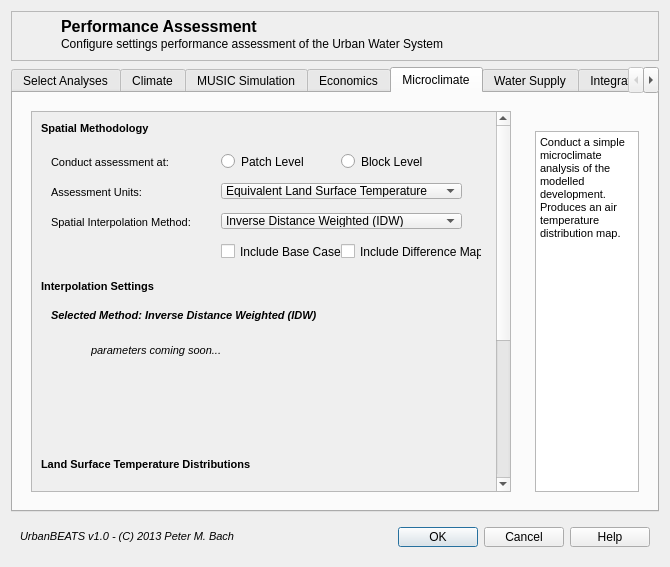
Old version of the form md_perfassessgui.ui in the repository petermbach/urbanbeats-legacy.
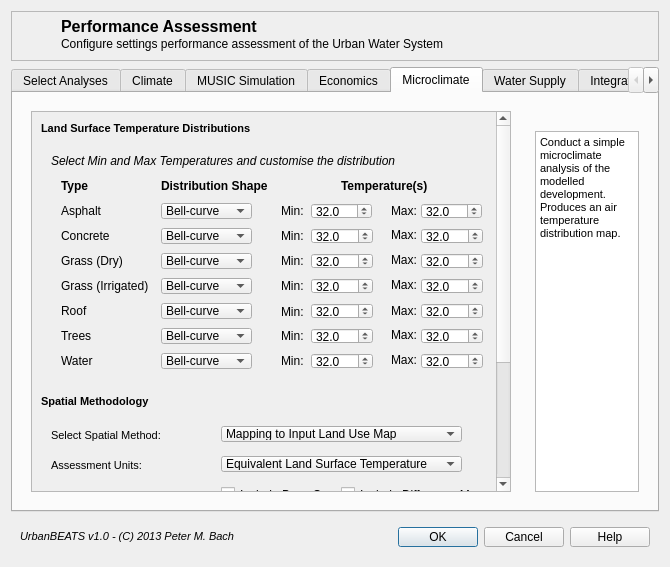
New version of the form. The open tabs and pages were chosen to show the change. Icons and pictures are not drawn.

Commit message: Minor changes to performance assessment GUI started.

```diff
--- a/md_perfassessgui.ui
+++ b/md_perfassessgui.ui
@@ -3591,277 +3591,10 @@
                <x>0</x>
                <y>0</y>
                <width>463</width>
-               <height>621</height>
+               <height>563</height>
               </rect>
              </property>
              <layout class="QVBoxLayout" name="verticalLayout_13">
-              <item>
-               <widget class="QLabel" name="mc_assess_title">
-                <property name="minimumSize">
-                 <size>
-                  <width>445</width>
-                  <height>16</height>
-                 </size>
-                </property>
-                <property name="maximumSize">
-                 <size>
-                  <width>16777215</width>
-                  <height>16</height>
-                 </size>
-                </property>
-                <property name="text">
-                 <string>&lt;!DOCTYPE HTML PUBLIC &quot;-//W3C//DTD HTML 4.0//EN&quot; &quot;http://www.w3.org/TR/REC-html40/strict.dtd&quot;&gt;
-&lt;html&gt;&lt;head&gt;&lt;meta name=&quot;qrichtext&quot; content=&quot;1&quot; /&gt;&lt;style type=&quot;text/css&quot;&gt;
-p, li { white-space: pre-wrap; }
-&lt;/style&gt;&lt;/head&gt;&lt;body style=&quot; font-family:'MS Shell Dlg 2'; font-size:8pt; font-weight:400; font-style:normal;&quot;&gt;
-&lt;p style=&quot; margin-top:0px; margin-bottom:0px; margin-left:0px; margin-right:0px; -qt-block-indent:0; text-indent:0px;&quot;&gt;&lt;span style=&quot; font-weight:600;&quot;&gt;Spatial Methodology&lt;/span&gt;&lt;/p&gt;&lt;/body&gt;&lt;/html&gt;</string>
-                </property>
-               </widget>
-              </item>
-              <item>
-               <widget class="QWidget" name="mc_assess_widget" native="true">
-                <property name="minimumSize">
-                 <size>
-                  <width>0</width>
-                  <height>130</height>
-                 </size>
-                </property>
-                <widget class="QLabel" name="mc_assesslvl_lbl">
-                 <property name="geometry">
-                  <rect>
-                   <x>10</x>
-                   <y>10</y>
-                   <width>141</width>
-                   <height>20</height>
-                  </rect>
-                 </property>
-                 <property name="text">
-                  <string>&lt;!DOCTYPE HTML PUBLIC &quot;-//W3C//DTD HTML 4.0//EN&quot; &quot;http://www.w3.org/TR/REC-html40/strict.dtd&quot;&gt;
-&lt;html&gt;&lt;head&gt;&lt;meta name=&quot;qrichtext&quot; content=&quot;1&quot; /&gt;&lt;style type=&quot;text/css&quot;&gt;
-p, li { white-space: pre-wrap; }
-&lt;/style&gt;&lt;/head&gt;&lt;body style=&quot; font-family:'MS Shell Dlg 2'; font-size:8pt; font-weight:400; font-style:normal;&quot;&gt;
-&lt;p style=&quot; margin-top:0px; margin-bottom:0px; margin-left:0px; margin-right:0px; -qt-block-indent:0; text-indent:0px;&quot;&gt;Conduct assessment at:&lt;/p&gt;&lt;/body&gt;&lt;/html&gt;</string>
-                 </property>
-                </widget>
-                <widget class="QRadioButton" name="mc_assesslvl_patch">
-                 <property name="geometry">
-                  <rect>
-                   <x>180</x>
-                   <y>10</y>
-                   <width>91</width>
-                   <height>17</height>
-                  </rect>
-                 </property>
-                 <property name="text">
-                  <string>Patch Level</string>
-                 </property>
-                </widget>
-                <widget class="QRadioButton" name="mc_assesslvl_block">
-                 <property name="geometry">
-                  <rect>
-                   <x>300</x>
-                   <y>10</y>
-                   <width>82</width>
-                   <height>17</height>
-                  </rect>
-                 </property>
-                 <property name="text">
-                  <string>Block Level</string>
-                 </property>
-                </widget>
-                <widget class="QLabel" name="mc_assessinterp_lbl">
-                 <property name="geometry">
-                  <rect>
-                   <x>10</x>
-                   <y>70</y>
-                   <width>171</width>
-                   <height>20</height>
-                  </rect>
-                 </property>
-                 <property name="text">
-                  <string>&lt;!DOCTYPE HTML PUBLIC &quot;-//W3C//DTD HTML 4.0//EN&quot; &quot;http://www.w3.org/TR/REC-html40/strict.dtd&quot;&gt;
-&lt;html&gt;&lt;head&gt;&lt;meta name=&quot;qrichtext&quot; content=&quot;1&quot; /&gt;&lt;style type=&quot;text/css&quot;&gt;
-p, li { white-space: pre-wrap; }
-&lt;/style&gt;&lt;/head&gt;&lt;body style=&quot; font-family:'MS Shell Dlg 2'; font-size:8pt; font-weight:400; font-style:normal;&quot;&gt;
-&lt;p style=&quot; margin-top:0px; margin-bottom:0px; margin-left:0px; margin-right:0px; -qt-block-indent:0; text-indent:0px;&quot;&gt;Spatial Interpolation Method:&lt;/p&gt;&lt;/body&gt;&lt;/html&gt;</string>
-                 </property>
-                </widget>
-                <widget class="QComboBox" name="mc_assessinterp_combo">
-                 <property name="geometry">
-                  <rect>
-                   <x>180</x>
-                   <y>70</y>
-                   <width>241</width>
-                   <height>16</height>
-                  </rect>
-                 </property>
-                 <item>
-                  <property name="text">
-                   <string>Inverse Distance Weighted (IDW)</string>
-                  </property>
-                 </item>
-                 <item>
-                  <property name="text">
-                   <string>Kriging</string>
-                  </property>
-                 </item>
-                </widget>
-                <widget class="QCheckBox" name="mc_assessbase_check">
-                 <property name="geometry">
-                  <rect>
-                   <x>180</x>
-                   <y>100</y>
-                   <width>121</width>
-                   <height>17</height>
-                  </rect>
-                 </property>
-                 <property name="text">
-                  <string>Include Base Case</string>
-                 </property>
-                </widget>
-                <widget class="QCheckBox" name="mc_assessdiff_check">
-                 <property name="geometry">
-                  <rect>
-                   <x>300</x>
-                   <y>100</y>
-                   <width>141</width>
-                   <height>17</height>
-                  </rect>
-                 </property>
-                 <property name="text">
-                  <string>Include Difference Map</string>
-                 </property>
-                </widget>
-                <widget class="QComboBox" name="mc_assessunits_combo">
-                 <property name="geometry">
-                  <rect>
-                   <x>180</x>
-                   <y>40</y>
-                   <width>241</width>
-                   <height>16</height>
-                  </rect>
-                 </property>
-                 <item>
-                  <property name="text">
-                   <string>Equivalent Land Surface Temperature</string>
-                  </property>
-                 </item>
-                 <item>
-                  <property name="text">
-                   <string>Likely Thermal Comfort Index</string>
-                  </property>
-                 </item>
-                </widget>
-                <widget class="QLabel" name="mc_assessunits_lbl">
-                 <property name="geometry">
-                  <rect>
-                   <x>10</x>
-                   <y>40</y>
-                   <width>171</width>
-                   <height>20</height>
-                  </rect>
-                 </property>
-                 <property name="text">
-                  <string>&lt;!DOCTYPE HTML PUBLIC &quot;-//W3C//DTD HTML 4.0//EN&quot; &quot;http://www.w3.org/TR/REC-html40/strict.dtd&quot;&gt;
-&lt;html&gt;&lt;head&gt;&lt;meta name=&quot;qrichtext&quot; content=&quot;1&quot; /&gt;&lt;style type=&quot;text/css&quot;&gt;
-p, li { white-space: pre-wrap; }
-&lt;/style&gt;&lt;/head&gt;&lt;body style=&quot; font-family:'MS Shell Dlg 2'; font-size:8pt; font-weight:400; font-style:normal;&quot;&gt;
-&lt;p style=&quot; margin-top:0px; margin-bottom:0px; margin-left:0px; margin-right:0px; -qt-block-indent:0; text-indent:0px;&quot;&gt;Assessment Units:&lt;/p&gt;&lt;/body&gt;&lt;/html&gt;</string>
-                 </property>
-                </widget>
-               </widget>
-              </item>
-              <item>
-               <widget class="QLabel" name="interp_title">
-                <property name="minimumSize">
-                 <size>
-                  <width>445</width>
-                  <height>16</height>
-                 </size>
-                </property>
-                <property name="maximumSize">
-                 <size>
-                  <width>16777215</width>
-                  <height>16</height>
-                 </size>
-                </property>
-                <property name="text">
-                 <string>&lt;!DOCTYPE HTML PUBLIC &quot;-//W3C//DTD HTML 4.0//EN&quot; &quot;http://www.w3.org/TR/REC-html40/strict.dtd&quot;&gt;
-&lt;html&gt;&lt;head&gt;&lt;meta name=&quot;qrichtext&quot; content=&quot;1&quot; /&gt;&lt;style type=&quot;text/css&quot;&gt;
-p, li { white-space: pre-wrap; }
-&lt;/style&gt;&lt;/head&gt;&lt;body style=&quot; font-family:'MS Shell Dlg 2'; font-size:8pt; font-weight:400; font-style:normal;&quot;&gt;
-&lt;p style=&quot; margin-top:0px; margin-bottom:0px; margin-left:0px; margin-right:0px; -qt-block-indent:0; text-indent:0px;&quot;&gt;&lt;span style=&quot; font-weight:600;&quot;&gt;Interpolation Settings&lt;/span&gt;&lt;/p&gt;&lt;/body&gt;&lt;/html&gt;</string>
-                </property>
-               </widget>
-              </item>
-              <item>
-               <widget class="QStackedWidget" name="interp_widget">
-                <property name="minimumSize">
-                 <size>
-                  <width>0</width>
-                  <height>150</height>
-                 </size>
-                </property>
-                <property name="currentIndex">
-                 <number>1</number>
-                </property>
-                <widget class="QWidget" name="page">
-                 <widget class="QLabel" name="idw_title">
-                  <property name="geometry">
-                   <rect>
-                    <x>10</x>
-                    <y>5</y>
-                    <width>321</width>
-                    <height>20</height>
-                   </rect>
-                  </property>
-                  <property name="text">
-                   <string>&lt;!DOCTYPE HTML PUBLIC &quot;-//W3C//DTD HTML 4.0//EN&quot; &quot;http://www.w3.org/TR/REC-html40/strict.dtd&quot;&gt;
-&lt;html&gt;&lt;head&gt;&lt;meta name=&quot;qrichtext&quot; content=&quot;1&quot; /&gt;&lt;style type=&quot;text/css&quot;&gt;
-p, li { white-space: pre-wrap; }
-&lt;/style&gt;&lt;/head&gt;&lt;body style=&quot; font-family:'MS Shell Dlg 2'; font-size:8pt; font-weight:400; font-style:normal;&quot;&gt;
-&lt;p style=&quot; margin-top:0px; margin-bottom:0px; margin-left:0px; margin-right:0px; -qt-block-indent:0; text-indent:0px;&quot;&gt;&lt;span style=&quot; font-weight:600; font-style:italic;&quot;&gt;Selected Method: Inverse Distance Weighted (IDW)&lt;/span&gt;&lt;/p&gt;&lt;/body&gt;&lt;/html&gt;</string>
-                  </property>
-                 </widget>
-                 <widget class="QLabel" name="comingsoon_11">
-                  <property name="geometry">
-                   <rect>
-                    <x>50</x>
-                    <y>40</y>
-                    <width>181</width>
-                    <height>20</height>
-                   </rect>
-                  </property>
-                  <property name="text">
-                   <string>&lt;!DOCTYPE HTML PUBLIC &quot;-//W3C//DTD HTML 4.0//EN&quot; &quot;http://www.w3.org/TR/REC-html40/strict.dtd&quot;&gt;
-&lt;html&gt;&lt;head&gt;&lt;meta name=&quot;qrichtext&quot; content=&quot;1&quot; /&gt;&lt;style type=&quot;text/css&quot;&gt;
-p, li { white-space: pre-wrap; }
-&lt;/style&gt;&lt;/head&gt;&lt;body style=&quot; font-family:'MS Shell Dlg 2'; font-size:8pt; font-weight:400; font-style:normal;&quot;&gt;
-&lt;p style=&quot; margin-top:0px; margin-bottom:0px; margin-left:0px; margin-right:0px; -qt-block-indent:0; text-indent:0px;&quot;&gt;&lt;span style=&quot; font-style:italic;&quot;&gt;parameters coming soon...&lt;/span&gt;&lt;/p&gt;&lt;/body&gt;&lt;/html&gt;</string>
-                  </property>
-                 </widget>
-                </widget>
-                <widget class="QWidget" name="page_2">
-                 <widget class="QLabel" name="krig_title">
-                  <property name="geometry">
-                   <rect>
-                    <x>10</x>
-                    <y>5</y>
-                    <width>241</width>
-                    <height>20</height>
-                   </rect>
-                  </property>
-                  <property name="text">
-                   <string>&lt;!DOCTYPE HTML PUBLIC &quot;-//W3C//DTD HTML 4.0//EN&quot; &quot;http://www.w3.org/TR/REC-html40/strict.dtd&quot;&gt;
-&lt;html&gt;&lt;head&gt;&lt;meta name=&quot;qrichtext&quot; content=&quot;1&quot; /&gt;&lt;style type=&quot;text/css&quot;&gt;
-p, li { white-space: pre-wrap; }
-&lt;/style&gt;&lt;/head&gt;&lt;body style=&quot; font-family:'MS Shell Dlg 2'; font-size:8pt; font-weight:400; font-style:normal;&quot;&gt;
-&lt;p style=&quot; margin-top:0px; margin-bottom:0px; margin-left:0px; margin-right:0px; -qt-block-indent:0; text-indent:0px;&quot;&gt;&lt;span style=&quot; font-weight:600; font-style:italic;&quot;&gt;Selected Method: Kriging&lt;/span&gt;&lt;/p&gt;&lt;/body&gt;&lt;/html&gt;</string>
-                  </property>
-                 </widget>
-                </widget>
-               </widget>
-              </item>
               <item>
                <widget class="QLabel" name="lst_title">
                 <property name="minimumSize">
@@ -4661,6 +4394,232 @@
                 </widget>
                </widget>
               </item>
+              <item>
+               <widget class="QLabel" name="mc_assess_title">
+                <property name="minimumSize">
+                 <size>
+                  <width>445</width>
+                  <height>16</height>
+                 </size>
+                </property>
+                <property name="maximumSize">
+                 <size>
+                  <width>16777215</width>
+                  <height>16</height>
+                 </size>
+                </property>
+                <property name="text">
+                 <string>&lt;!DOCTYPE HTML PUBLIC &quot;-//W3C//DTD HTML 4.0//EN&quot; &quot;http://www.w3.org/TR/REC-html40/strict.dtd&quot;&gt;
+&lt;html&gt;&lt;head&gt;&lt;meta name=&quot;qrichtext&quot; content=&quot;1&quot; /&gt;&lt;style type=&quot;text/css&quot;&gt;
+p, li { white-space: pre-wrap; }
+&lt;/style&gt;&lt;/head&gt;&lt;body style=&quot; font-family:'MS Shell Dlg 2'; font-size:8pt; font-weight:400; font-style:normal;&quot;&gt;
+&lt;p style=&quot; margin-top:0px; margin-bottom:0px; margin-left:0px; margin-right:0px; -qt-block-indent:0; text-indent:0px;&quot;&gt;&lt;span style=&quot; font-weight:600;&quot;&gt;Spatial Methodology&lt;/span&gt;&lt;/p&gt;&lt;/body&gt;&lt;/html&gt;</string>
+                </property>
+               </widget>
+              </item>
+              <item>
+               <widget class="QWidget" name="mc_assess_widget" native="true">
+                <property name="minimumSize">
+                 <size>
+                  <width>0</width>
+                  <height>250</height>
+                 </size>
+                </property>
+                <widget class="QLabel" name="mc_assessinterp_lbl">
+                 <property name="geometry">
+                  <rect>
+                   <x>10</x>
+                   <y>10</y>
+                   <width>171</width>
+                   <height>20</height>
+                  </rect>
+                 </property>
+                 <property name="text">
+                  <string>&lt;!DOCTYPE HTML PUBLIC &quot;-//W3C//DTD HTML 4.0//EN&quot; &quot;http://www.w3.org/TR/REC-html40/strict.dtd&quot;&gt;
+&lt;html&gt;&lt;head&gt;&lt;meta name=&quot;qrichtext&quot; content=&quot;1&quot; /&gt;&lt;style type=&quot;text/css&quot;&gt;
+p, li { white-space: pre-wrap; }
+&lt;/style&gt;&lt;/head&gt;&lt;body style=&quot; font-family:'MS Shell Dlg 2'; font-size:8pt; font-weight:400; font-style:normal;&quot;&gt;
+&lt;p style=&quot; margin-top:0px; margin-bottom:0px; margin-left:0px; margin-right:0px; -qt-block-indent:0; text-indent:0px;&quot;&gt;Select Spatial Method:&lt;/p&gt;&lt;/body&gt;&lt;/html&gt;</string>
+                 </property>
+                </widget>
+                <widget class="QComboBox" name="mc_assessinterp_combo">
+                 <property name="geometry">
+                  <rect>
+                   <x>180</x>
+                   <y>10</y>
+                   <width>241</width>
+                   <height>16</height>
+                  </rect>
+                 </property>
+                 <item>
+                  <property name="text">
+                   <string>Mapping to Input Land Use Map</string>
+                  </property>
+                 </item>
+                 <item>
+                  <property name="text">
+                   <string>Inverse Distance-weighted Interpolation</string>
+                  </property>
+                 </item>
+                </widget>
+                <widget class="QCheckBox" name="mc_assessbase_check">
+                 <property name="geometry">
+                  <rect>
+                   <x>180</x>
+                   <y>70</y>
+                   <width>121</width>
+                   <height>17</height>
+                  </rect>
+                 </property>
+                 <property name="text">
+                  <string>Include Base Case</string>
+                 </property>
+                </widget>
+                <widget class="QCheckBox" name="mc_assessdiff_check">
+                 <property name="geometry">
+                  <rect>
+                   <x>300</x>
+                   <y>70</y>
+                   <width>141</width>
+                   <height>17</height>
+                  </rect>
+                 </property>
+                 <property name="text">
+                  <string>Include Difference Map</string>
+                 </property>
+                </widget>
+                <widget class="QComboBox" name="mc_assessunits_combo">
+                 <property name="geometry">
+                  <rect>
+                   <x>180</x>
+                   <y>40</y>
+                   <width>241</width>
+                   <height>16</height>
+                  </rect>
+                 </property>
+                 <item>
+                  <property name="text">
+                   <string>Equivalent Land Surface Temperature</string>
+                  </property>
+                 </item>
+                 <item>
+                  <property name="text">
+                   <string>Likely Thermal Comfort Index</string>
+                  </property>
+                 </item>
+                </widget>
+                <widget class="QLabel" name="mc_assessunits_lbl">
+                 <property name="geometry">
+                  <rect>
+                   <x>10</x>
+                   <y>40</y>
+                   <width>171</width>
+                   <height>20</height>
+                  </rect>
+                 </property>
+                 <property name="text">
+                  <string>&lt;!DOCTYPE HTML PUBLIC &quot;-//W3C//DTD HTML 4.0//EN&quot; &quot;http://www.w3.org/TR/REC-html40/strict.dtd&quot;&gt;
+&lt;html&gt;&lt;head&gt;&lt;meta name=&quot;qrichtext&quot; content=&quot;1&quot; /&gt;&lt;style type=&quot;text/css&quot;&gt;
+p, li { white-space: pre-wrap; }
+&lt;/style&gt;&lt;/head&gt;&lt;body style=&quot; font-family:'MS Shell Dlg 2'; font-size:8pt; font-weight:400; font-style:normal;&quot;&gt;
+&lt;p style=&quot; margin-top:0px; margin-bottom:0px; margin-left:0px; margin-right:0px; -qt-block-indent:0; text-indent:0px;&quot;&gt;Assessment Units:&lt;/p&gt;&lt;/body&gt;&lt;/html&gt;</string>
+                 </property>
+                </widget>
+                <widget class="QRadioButton" name="mc_assesslvl_block">
+                 <property name="geometry">
+                  <rect>
+                   <x>300</x>
+                   <y>100</y>
+                   <width>82</width>
+                   <height>17</height>
+                  </rect>
+                 </property>
+                 <property name="text">
+                  <string>Block Level</string>
+                 </property>
+                </widget>
+                <widget class="QRadioButton" name="mc_assesslvl_patch">
+                 <property name="geometry">
+                  <rect>
+                   <x>180</x>
+                   <y>100</y>
+                   <width>91</width>
+                   <height>17</height>
+                  </rect>
+                 </property>
+                 <property name="text">
+                  <string>Patch Level</string>
+                 </property>
+                </widget>
+                <widget class="QLabel" name="mc_assesslvl_lbl">
+                 <property name="geometry">
+                  <rect>
+                   <x>10</x>
+                   <y>100</y>
+                   <width>141</width>
+                   <height>20</height>
+                  </rect>
+                 </property>
+                 <property name="text">
+                  <string>&lt;!DOCTYPE HTML PUBLIC &quot;-//W3C//DTD HTML 4.0//EN&quot; &quot;http://www.w3.org/TR/REC-html40/strict.dtd&quot;&gt;
+&lt;html&gt;&lt;head&gt;&lt;meta name=&quot;qrichtext&quot; content=&quot;1&quot; /&gt;&lt;style type=&quot;text/css&quot;&gt;
+p, li { white-space: pre-wrap; }
+&lt;/style&gt;&lt;/head&gt;&lt;body style=&quot; font-family:'MS Shell Dlg 2'; font-size:8pt; font-weight:400; font-style:normal;&quot;&gt;
+&lt;p style=&quot; margin-top:0px; margin-bottom:0px; margin-left:0px; margin-right:0px; -qt-block-indent:0; text-indent:0px;&quot;&gt;Conduct interpolation at:&lt;/p&gt;&lt;/body&gt;&lt;/html&gt;</string>
+                 </property>
+                </widget>
+                <widget class="QLabel" name="mc_assesslvl_lbl_2">
+                 <property name="geometry">
+                  <rect>
+                   <x>10</x>
+                   <y>125</y>
+                   <width>201</width>
+                   <height>20</height>
+                  </rect>
+                 </property>
+                 <property name="text">
+                  <string>&lt;!DOCTYPE HTML PUBLIC &quot;-//W3C//DTD HTML 4.0//EN&quot; &quot;http://www.w3.org/TR/REC-html40/strict.dtd&quot;&gt;
+&lt;html&gt;&lt;head&gt;&lt;meta name=&quot;qrichtext&quot; content=&quot;1&quot; /&gt;&lt;style type=&quot;text/css&quot;&gt;
+p, li { white-space: pre-wrap; }
+&lt;/style&gt;&lt;/head&gt;&lt;body style=&quot; font-family:'MS Shell Dlg 2'; font-size:8pt; font-weight:400; font-style:normal;&quot;&gt;
+&lt;p style=&quot; margin-top:0px; margin-bottom:0px; margin-left:0px; margin-right:0px; -qt-block-indent:0; text-indent:0px;&quot;&gt;Apply Smoothing to Temperature Map:&lt;/p&gt;&lt;/body&gt;&lt;/html&gt;</string>
+                 </property>
+                </widget>
+                <widget class="QSpinBox" name="spinBox_2">
+                 <property name="geometry">
+                  <rect>
+                   <x>210</x>
+                   <y>125</y>
+                   <width>101</width>
+                   <height>16</height>
+                  </rect>
+                 </property>
+                 <property name="suffix">
+                  <string> passes</string>
+                 </property>
+                 <property name="maximum">
+                  <number>3</number>
+                 </property>
+                </widget>
+                <widget class="QLabel" name="mc_assesslvl_lbl_3">
+                 <property name="geometry">
+                  <rect>
+                   <x>10</x>
+                   <y>150</y>
+                   <width>201</width>
+                   <height>20</height>
+                  </rect>
+                 </property>
+                 <property name="text">
+                  <string>&lt;!DOCTYPE HTML PUBLIC &quot;-//W3C//DTD HTML 4.0//EN&quot; &quot;http://www.w3.org/TR/REC-html40/strict.dtd&quot;&gt;
+&lt;html&gt;&lt;head&gt;&lt;meta name=&quot;qrichtext&quot; content=&quot;1&quot; /&gt;&lt;style type=&quot;text/css&quot;&gt;
+p, li { white-space: pre-wrap; }
+&lt;/style&gt;&lt;/head&gt;&lt;body style=&quot; font-family:'MS Shell Dlg 2'; font-size:8pt; font-weight:400; font-style:normal;&quot;&gt;
+&lt;p style=&quot; margin-top:0px; margin-bottom:0px; margin-left:0px; margin-right:0px; -qt-block-indent:0; text-indent:0px;&quot;&gt;Neighbourhood Size:&lt;/p&gt;&lt;/body&gt;&lt;/html&gt;</string>
+                 </property>
+                </widget>
+               </widget>
+              </item>
              </layout>
             </widget>
            </widget>
```
Left out of the diff: 17 changed lines with no effect on the pictures.
